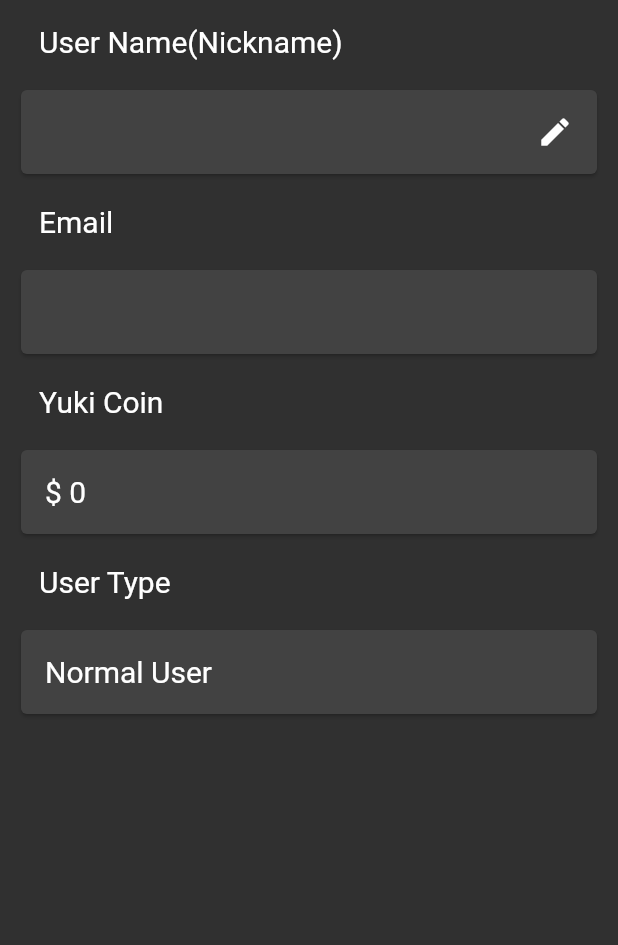
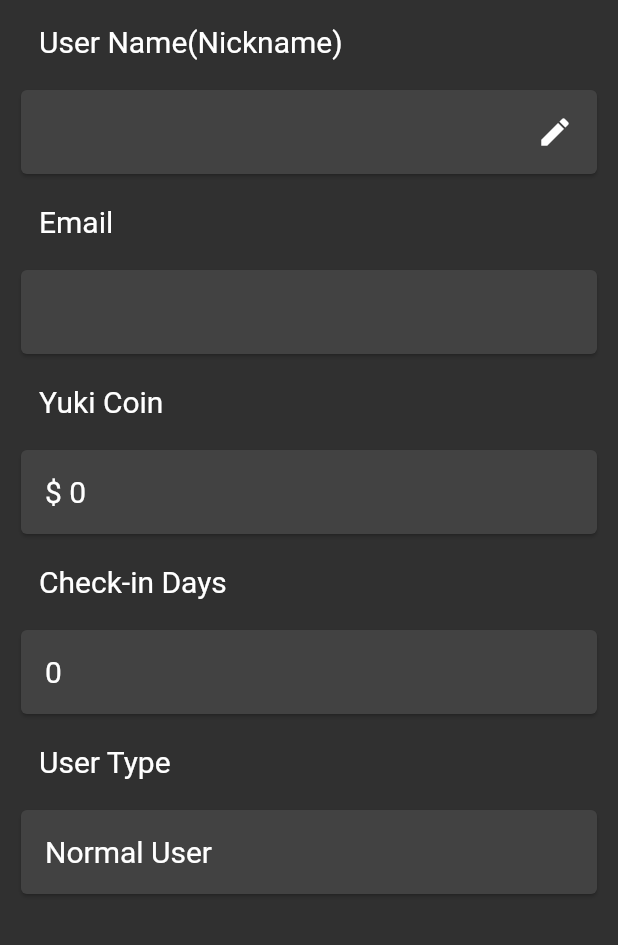
Before and after one commit to kuanyi0226/Flutter_Miyuki_FanClub, a Flutter app: the ProfilePage screen opened directly, on a phone screen of 412 x 824 dp, the part 291-1236 px from its top. Run offline on Flutter 3.47's test engine with Material 2 defaults, Android fonts, the light colour scheme and no system bars; our stand-ins replace audioplayers, cloud_firestore, dropdown_search, firebase_auth, firebase_core, firebase_database and 7 more; missing offline and left inert: exif, fast_cached_network_image, flame, flame_tiled, flutter_weather_bg_null_safety, in_app_update; accounts and stored records are empty; generated files the repository leaves out were written again; network calls fail.

Commit message:
v1.3.1 updates(for both web and app)

```diff
--- a/lib/class/MiyukiUser.dart
+++ b/lib/class/MiyukiUser.dart
@@ -10,13 +10,15 @@ class MiyukiUser {
   int? coin = 0;
   String? imgUrl;
   List? collections;
+  int? checkInDays = 0;
 
   MiyukiUser(
       {required this.name,
       required this.email,
       this.vip,
       this.coin,
-      this.collections}) {
+      this.collections,
+      this.checkInDays}) {
     initCollections(this);
   }
 
@@ -26,6 +28,7 @@ class MiyukiUser {
         'vip': vip,
         'coin': coin,
         'collections': collections,
+        'checkInDays': checkInDays,
       };
 
   static MiyukiUser fromJson(Map<String, dynamic> json) => MiyukiUser(
@@ -34,12 +37,13 @@ class MiyukiUser {
         vip: json['vip'],
         coin: json['coin'],
         collections: json['collections'],
+        checkInDays: json['checkInDays'],
       );
   //create user(only create once)
   static Future createUser(
       {required String name, required String email}) async {
-    MiyukiUser user =
-        MiyukiUser(name: name, email: email, vip: false, coin: 1023);
+    MiyukiUser user = MiyukiUser(
+        name: name, email: email, vip: false, coin: 1023, checkInDays: 0);
     initCollections(user);
     Map<String, dynamic> userData = user.toJson();
     await FirebaseFirestore.instance
@@ -58,6 +62,7 @@ class MiyukiUser {
       Map<String, dynamic>? data = document.data();
       MiyukiUser curr_user = MiyukiUser.fromJson(data!);
       initCollections(curr_user);
+      initCheckInDays(curr_user);
       return curr_user;
     } else {
       User? user = await FirebaseAuth.instance.currentUser;
@@ -90,4 +95,11 @@ class MiyukiUser {
       user.collections = ['[garment][current]y2006_pink_dress'];
     }
   }
+
+  //make sure the checkInDays are not null
+  static void initCheckInDays(MiyukiUser user) {
+    if (user.checkInDays == null) {
+      user.checkInDays = 0;
+    }
+  }
 }
--- a/lib/l10n/app_en.arb
+++ b/lib/l10n/app_en.arb
@@ -81,5 +81,6 @@
     "password_reset": "Reset Password",
     "password_reset_info": "Enter Your Email\nwe will sent you a password reset link",
     "password_reset_sent": "Password Reset Link Sent!\nPlease Check Your Email.",
-    "password_reset_fail": "Please type the correct Email"
+    "password_reset_fail": "Please type the correct Email",
+    "check_in_days": "Check-in Days"
 }
--- a/lib/l10n/app_ja.arb
+++ b/lib/l10n/app_ja.arb
@@ -78,5 +78,6 @@
     "password_reset": "パスワードのリセット",
     "password_reset_info": "メールアドレスを入力してください\nパスワードのリセットのリンクを送信します",
     "password_reset_sent": "パスワードのリセットのリンクを送信しました!\nメールを確認してください。",
-    "password_reset_fail": "正しい電子メールを入力してください"
+    "password_reset_fail": "正しい電子メールを入力してください",
+    "check_in_days": "チェックイン日数"
 }
--- a/lib/l10n/app_zh.arb
+++ b/lib/l10n/app_zh.arb
@@ -78,5 +78,6 @@
     "password_reset": "重設密碼",
     "password_reset_info": "輸入您的電子信箱\n我們會將重設密碼的連結寄給您",
     "password_reset_sent": "已經將重設密碼的連結傳至您的信箱，請您確認",
-    "password_reset_fail": "請輸入正確的電子信箱"
+    "password_reset_fail": "請輸入正確的電子信箱",
+    "check_in_days": "簽到日數"
 }
--- a/lib/materials/MyText.dart
+++ b/lib/materials/MyText.dart
@@ -1,8 +1,9 @@
-const CURR_VERSION = 'V1.3.0';
+const CURR_VERSION = 'V1.3.1';
 const APPNAME_EN = 'YUKI CLUB';
 const APPNAME_JP = '雪クラブ';
 
 const UPDATE_CONTENT = [
+  '--V1.3.1-- 2024/08/13\nnew: daily check-in system, check-in days;fix: optimization',
   '--V1.3.0-- 2024/08/12\nnew: New Yuki World(2007年歌旅), Garment system(New Costumes-2007), Yuki Store;fix: optimization, yuki world(Mirage Hotel) rebuild',
   '--V1.2.6-- 2024/07/31\nnew: light effects in yuki world, concert list; fix: optimization, song list, yakai list',
   '--V1.2.5-- 2024/07/24\nfix: optimization(many updates)',
--- a/lib/screens/MyHomePage.dart
+++ b/lib/screens/MyHomePage.dart
@@ -133,7 +133,9 @@ class _MyHomePageState extends State<MyHomePage> with WidgetsBindingObserver {
                     '$currentMessage',
                 style: TextStyle(color: theme_purple, fontSize: 20),
               ),
-              content: Text('It will cost you \$1 Yuki Coin.\nYou have \$' +
+              content: Text('It will cost you \$1 Yuki Coin.\n' +
+                  AppLocalizations.of(context)!.remaining_yukicoin +
+                  ': \$' +
                   InitData.miyukiUser.coin.toString()),
               actions: [
                 TextButton(
--- a/lib/screens/setting_system/profile_page.dart
+++ b/lib/screens/setting_system/profile_page.dart
@@ -228,6 +228,21 @@ class _ProfilePageState extends State<ProfilePage> {
                   ),
                 ),
               ),
+              //Check-in Days
+              ListTile(
+                title: Text(
+                  AppLocalizations.of(context)!.check_in_days,
+                  style: TextStyle(fontSize: 20),
+                ),
+              ),
+              Card(
+                child: ListTile(
+                  title: Text(
+                    '${InitData.miyukiUser.checkInDays}',
+                    style: TextStyle(fontSize: 20),
+                  ),
+                ),
+              ),
               //Vip Type
               ListTile(
                 title: Text(
--- a/pubspec.yaml
+++ b/pubspec.yaml
@@ -15,7 +15,7 @@ publish_to: 'none' # Remove this line if you wish to publish to pub.dev
 # In iOS, build-name is used as CFBundleShortVersionString while build-number used as CFBundleVersion.
 # Read more about iOS versioning at
 # https://developer.apple.com/library/archive/documentation/General/Reference/InfoPlistKeyReference/Articles/CoreFoundationKeys.html
-version: 1.3.0+19
+version: 1.3.1+20
 
 environment:
   sdk: ">=2.17.6 <3.0.0"
```
Also changed, not shown: lib/services/official_service.dart (+12 -0 lines).
